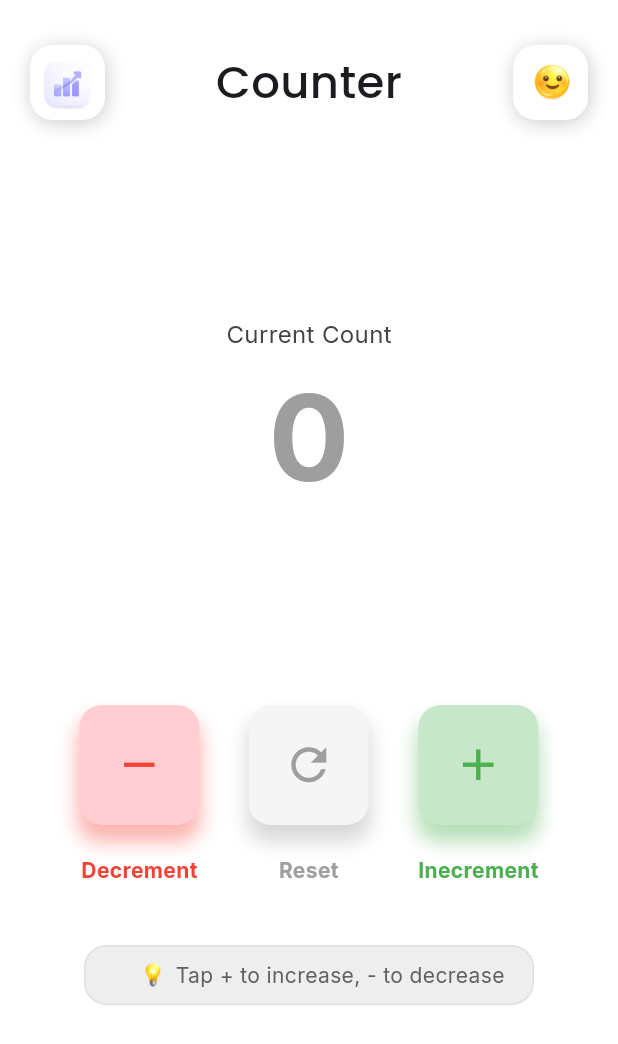
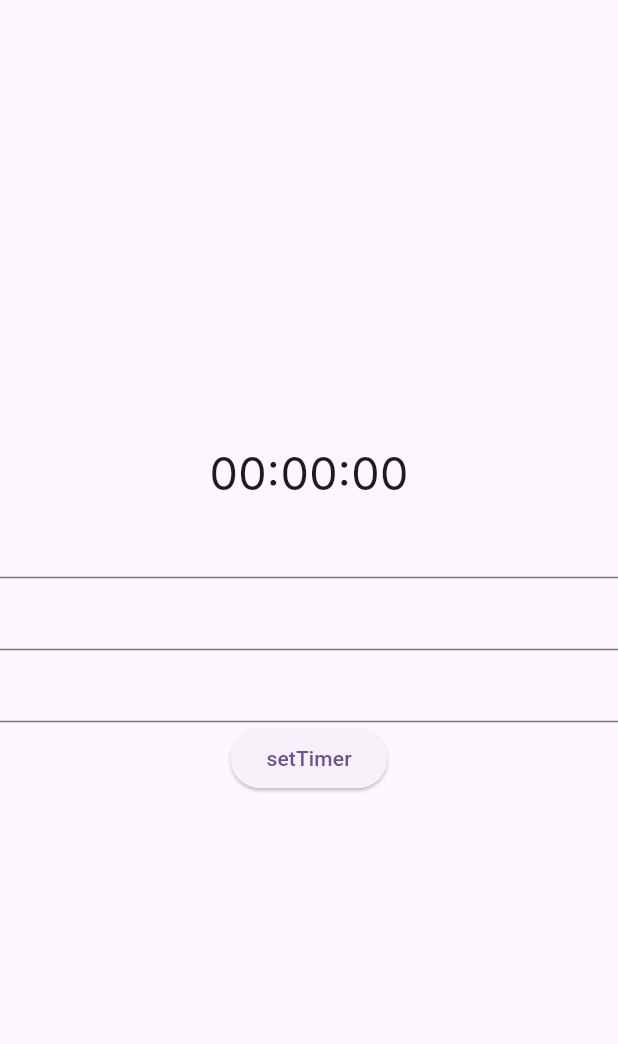
Before and after one commit to raeeskhan371/CounterPro, a Flutter app: the screen it shows after launch, on a phone screen of 412 x 824 dp. Shown: the top 1044 px of the screen. Run offline on Flutter 3.47's test engine with Material 3 defaults, Android fonts, the phone set to English and light mode, and no system bars; our stand-ins replace google_fonts.

Commit message:
add Timer and Also TimerProvider

```diff
--- a/lib/Components/AlertBox.dart
+++ b/lib/Components/AlertBox.dart
@@ -1,7 +1,7 @@
 import 'package:flutter/material.dart';
 import 'package:google_fonts/google_fonts.dart';
 import 'package:provider/provider.dart';
-import 'package:student_managemnet/data/Counter_Provider.dart';
+import 'package:student_managemnet/Provider/Counter_Provider.dart';
 
 void showResetDialouge(BuildContext context) {
   showDialog(
--- /dev/null
+++ b/lib/Provider/TimerProvider.dart
@@ -0,0 +1,42 @@
+import 'dart:async';
+
+import 'package:flutter/cupertino.dart';
+import 'package:flutter/material.dart';
+
+class Timerprovider with ChangeNotifier {
+  int _hour = 0;
+  int _mint = 0;
+  int _secodes = 0;
+  Timer? timer;
+
+  int get getHour => _hour;
+  int get getMint => _mint;
+  int get getSecondes => _secodes;
+
+  // set Timer Function
+  void setTimer(int h, int m, int s) {
+    _hour = h;
+    _mint = m;
+    _secodes = s;
+
+    notifyListeners();
+  }
+
+  void startTimer() {
+    timer?.cancel();
+    timer = Timer.periodic(Duration(seconds: 1), (timer) {
+      _secodes++;
+      if (_secodes > 60) {
+        _secodes = 0;
+        _mint++;
+      } else if (_mint == 60) {
+        _secodes = 0;
+        _mint == 0;
+        _hour++;
+      }
+      notifyListeners();
+    });
+  }
+
+  void Stop() {}
+}
--- a/lib/Screens/CounterApp.dart
+++ b/lib/Screens/CounterApp.dart
@@ -3,7 +3,7 @@ import 'package:flutter/material.dart';
 import 'package:google_fonts/google_fonts.dart';
 import 'package:provider/provider.dart';
 import 'package:student_managemnet/Components/AlertBox.dart';
-import 'package:student_managemnet/data/Counter_Provider.dart';
+import 'package:student_managemnet/Provider/Counter_Provider.dart';
 
 class CounterApp extends StatefulWidget {
   const CounterApp({super.key});
--- /dev/null
+++ b/lib/Screens/Timer_Screen.dart
@@ -0,0 +1,58 @@
+import 'package:flutter/cupertino.dart';
+import 'package:flutter/material.dart';
+import 'package:google_fonts/google_fonts.dart';
+import 'package:provider/provider.dart';
+import 'package:student_managemnet/Provider/TimerProvider.dart';
+
+class TimerScreen extends StatefulWidget {
+  TimerScreen({super.key});
+
+  @override
+  State<TimerScreen> createState() => _TimerScreenState();
+}
+
+class _TimerScreenState extends State<TimerScreen> {
+  TextEditingController seconds = TextEditingController();
+  TextEditingController min = TextEditingController();
+  TextEditingController hour = TextEditingController();
+
+  @override
+  Widget build(BuildContext context) {
+    return Scaffold(
+      body: Column(
+        mainAxisAlignment: MainAxisAlignment.center,
+        children: [
+          Consumer<Timerprovider>(
+            builder: (context, value, child) {
+              return Text(
+                "${value.getHour.toString().padLeft(2, "0")}:${value.getMint.toString().padLeft(2, "0")}:${value.getSecondes.toString().padLeft(2, "0")}",
+                style: GoogleFonts.inter(fontSize: 30),
+              );
+            },
+          ),
+          Container(
+            child: Column(
+              children: [
+                TextFormField(controller: seconds),
+                TextFormField(controller: min),
+                TextFormField(controller: hour),
+
+                ElevatedButton(
+                  onPressed: () {
+                    context.read<Timerprovider>().setTimer(
+                      int.tryParse(seconds.text) ?? 0,
+                      int.tryParse(min.text) ?? 0,
+                      int.tryParse(hour.text) ?? 0,
+                    );
+                    context.read<Timerprovider>().startTimer();
+                  },
+                  child: Text("setTimer"),
+                ),
+              ],
+            ),
+          ),
+        ],
+      ),
+    );
+  }
+}
--- a/lib/main.dart
+++ b/lib/main.dart
@@ -1,12 +1,17 @@
 import 'package:flutter/material.dart';
 import 'package:provider/provider.dart';
+import 'package:student_managemnet/Provider/TimerProvider.dart';
 import 'package:student_managemnet/Screens/CounterApp.dart';
-import 'package:student_managemnet/data/Counter_Provider.dart';
+import 'package:student_managemnet/Provider/Counter_Provider.dart';
+import 'package:student_managemnet/Screens/Timer_Screen.dart';
 
 void main() {
   runApp(
-    ChangeNotifierProvider(
-      create: (context) => CounterProvider(),
+    MultiProvider(
+      providers: [
+        ChangeNotifierProvider(create: (_) => CounterProvider()),
+        ChangeNotifierProvider(create: (_) => Timerprovider()),
+      ],
       child: MyApp(),
     ),
   );
@@ -22,7 +27,7 @@ class MyApp extends StatelessWidget {
       title: 'Flutter Demo',
       debugShowCheckedModeBanner: false,
       theme: ThemeData(colorScheme: .fromSeed(seedColor: Colors.deepPurple)),
-      home: CounterApp(),
+      home: TimerScreen(),
     );
   }
 }
```
Also changed, not shown: lib/Provider/Counter_Provider.dart (renamed from lib/data/Counter_Provider.dart).
